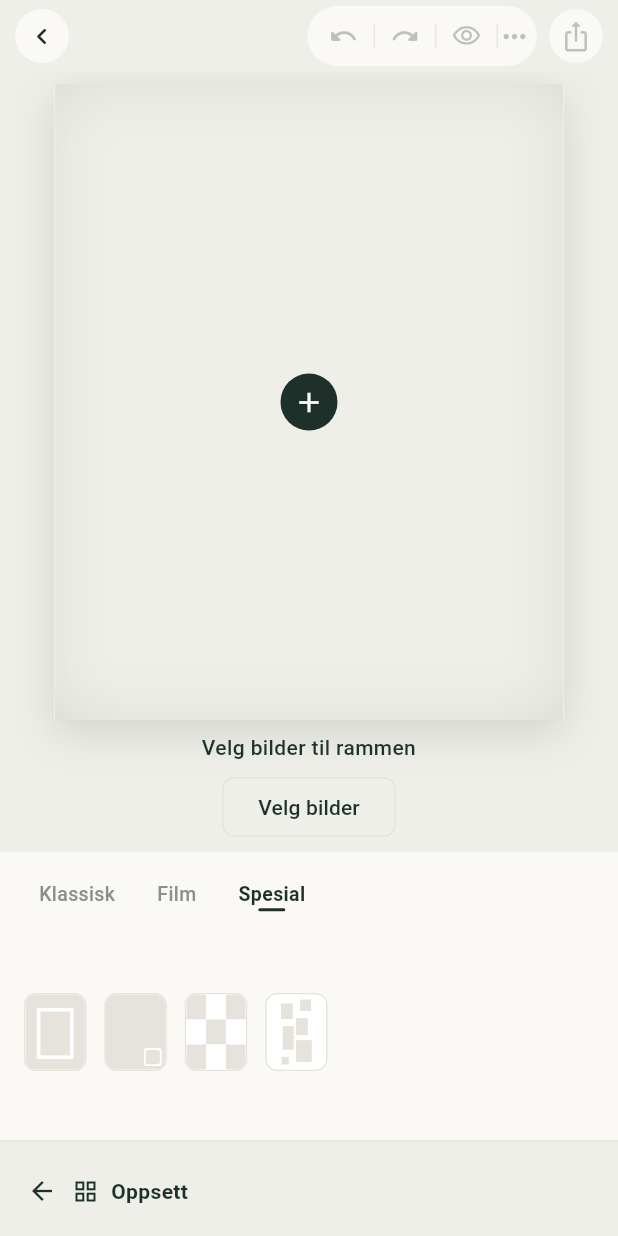
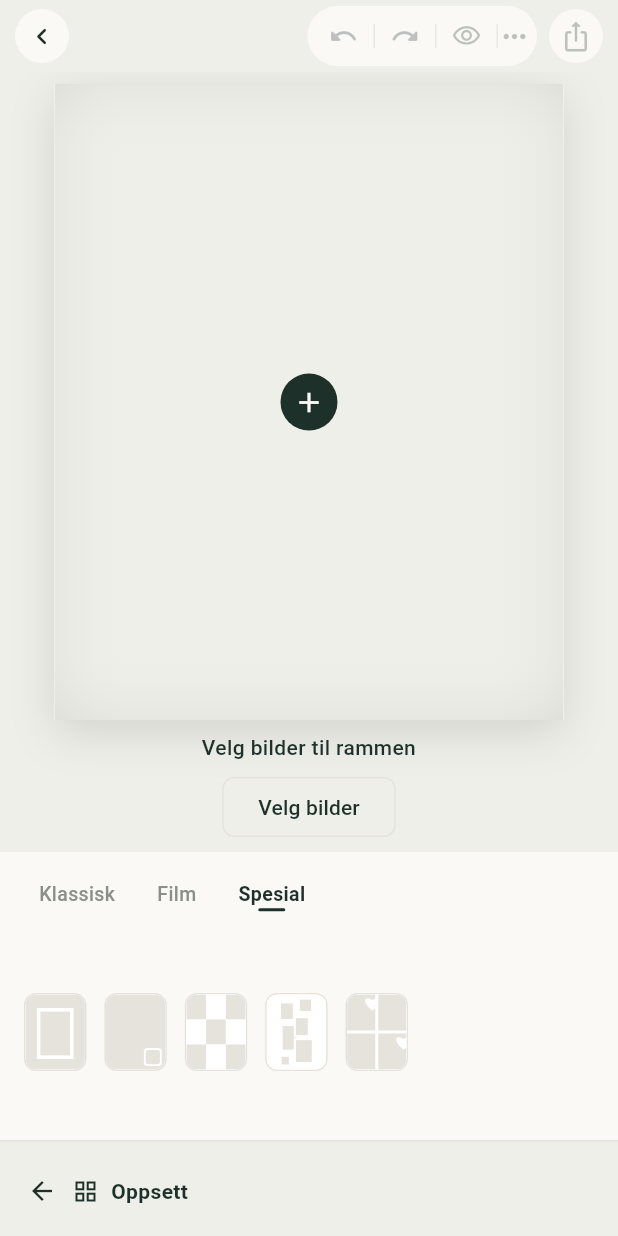
Before and after one commit to hannekj/image_grid, a Flutter app: the LayoutEditorPage screen opened directly with sample values from the repository, after a tap on "Oppsett", after a tap on "Film", after a tap on "Spesial", on a phone screen of 412 x 824 dp. Run offline on Flutter 3.47's test engine with Material 3 defaults, Android fonts, the phone set to English and light mode, and no system bars; our stand-ins replace google_fonts, image_picker, share_plus; missing offline and left inert: gal.

Commit message:
Add Hjerter 2×2 layout with checkerboard corner hearts
- White-gutter portrait grid under Spesial with hearts on alternating cells

Co-authored-by: Cursor <cursoragent@cursor.com>

```diff
--- a/lib/grid_layout.dart
+++ b/lib/grid_layout.dart
@@ -46,19 +46,22 @@ class GridLayout {
 
   bool get isLayerCollage => id == 'layer-collage';
 
+  bool get isHeartGrid => id == 'heart-grid';
+
   bool get isFilmHorizontal => id == 'film-h';
 
   bool get isFilmVertical => id == 'film-v';
 
   bool get isFilmStrip => isFilmHorizontal || isFilmVertical;
 
-  bool get isEdgeToEdgeCanvas => isCheckerGrid || isStripGrid;
+  bool get isEdgeToEdgeCanvas =>
+      isCheckerGrid || isStripGrid || isHeartGrid;
 
   bool get usesCreamCanvas => isDump || isBooth || isFilmStrip || isAlbumGrid;
 
   LayoutGroup get group {
     if (isDump || isBooth || isFilmStrip) return LayoutGroup.film;
-    if (isReaction || isOverlayFrame || isCheckerGrid || isLayerCollage) {
+    if (isReaction || isOverlayFrame || isCheckerGrid || isLayerCollage || isHeartGrid) {
       return LayoutGroup.special;
     }
     return LayoutGroup.classic;
@@ -410,6 +413,14 @@ const gridLayouts = [
       LayoutRow(flex: 1, cells: [1, 1, 1]),
     ],
   ),
+  GridLayout(
+    id: 'heart-grid',
+    label: 'Hjerter',
+    rows: [
+      LayoutRow(flex: 1, cells: [1, 1]),
+      LayoutRow(flex: 1, cells: [1, 1]),
+    ],
+  ),
 ];
 
 GridLayout get defaultGridLayout =>
--- /dev/null
+++ b/lib/heart_grid_layout.dart
@@ -0,0 +1,120 @@
+import 'dart:math' as math;
+
+import 'package:flutter/material.dart';
+
+/// 2×2 portrait grid with white gutters and checkerboard corner hearts.
+class HeartGridLayout {
+  HeartGridLayout._();
+
+  static const slotCount = 4;
+  static const columns = 2;
+  static const rows = 2;
+
+  static const _designWidth = 581.0;
+  static const _designHeight = 1024.0;
+  static const _designMargin = 5.0;
+  static const _designGap = 6.0;
+
+  static double gapForSize(double width, double height) {
+    final scale = math.min(
+      width / _designWidth,
+      height / _designHeight,
+    );
+    return math.max(2.0, _designGap * scale);
+  }
+
+  static double heartInset(double width, double height) {
+    final scale = math.min(
+      width / _designWidth,
+      height / _designHeight,
+    );
+    return math.max(10.0, 18 * scale);
+  }
+
+  static double heartSize(double width, double height) {
+    final scale = math.min(
+      width / _designWidth,
+      height / _designHeight,
+    );
+    return math.max(14.0, 24 * scale);
+  }
+
+  static bool showHeart(int row, int col) => (row + col).isEven;
+}
+
+class HeartGridFrame extends StatelessWidget {
+  const HeartGridFrame({
+    super.key,
+    required this.slots,
+    this.showHearts = true,
+  });
+
+  final List<Widget> slots;
+  final bool showHearts;
+
+  @override
+  Widget build(BuildContext context) {
+    assert(slots.length == HeartGridLayout.slotCount);
+
+    return LayoutBuilder(
+      builder: (context, constraints) {
+        final width = constraints.maxWidth;
+        final height = constraints.maxHeight;
+        final gap = HeartGridLayout.gapForSize(width, height);
+        final inset = HeartGridLayout.heartInset(width, height);
+        final heartSize = HeartGridLayout.heartSize(width, height);
+
+        Widget cell(int index, int row, int col) {
+          final slot = Stack(
+            fit: StackFit.expand,
+            clipBehavior: Clip.hardEdge,
+            children: [
+              slots[index],
+              if (showHearts && HeartGridLayout.showHeart(row, col))
+                Positioned(
+                  left: inset,
+                  bottom: inset,
+                  child: IgnorePointer(
+                    child: Icon(
+                      Icons.favorite,
+                      size: heartSize,
+                      color: Colors.white,
+                    ),
+                  ),
+                ),
+            ],
+          );
+
+          return ClipRect(child: slot);
+        }
+
+        return ColoredBox(
+          color: Colors.white,
+          child: Column(
+            children: [
+              for (var row = 0; row < HeartGridLayout.rows; row++) ...[
+                if (row > 0) SizedBox(height: gap),
+                Expanded(
+                  child: Row(
+                    children: [
+                      for (var col = 0; col < HeartGridLayout.columns; col++) ...[
+                        if (col > 0) SizedBox(width: gap),
+                        Expanded(
+                          child: cell(
+                            row * HeartGridLayout.columns + col,
+                            row,
+                            col,
+                          ),
+                        ),
+                      ],
+                    ],
+                  ),
+                ),
+              ],
+            ],
+          ),
+        );
+      },
+    );
+  }
+}
--- a/lib/layout_outline_painter.dart
+++ b/lib/layout_outline_painter.dart
@@ -5,6 +5,7 @@ import 'package:flutter/material.dart';
 import 'app_theme.dart';
 import 'checker_grid_layout.dart';
 import 'grid_layout.dart';
+import 'heart_grid_layout.dart';
 import 'layer_collage_layout.dart';
 import 'stagger_grid_layout.dart';
 import 'strip_grid_layout.dart';
@@ -68,6 +69,11 @@ class LayoutOutlinePainter extends CustomPainter {
 
     if (layout.isLayerCollage) {
       _paintLayerCollage(canvas, size);
+      return;
+    }
+
+    if (layout.isHeartGrid) {
+      _paintHeartGrid(canvas, size);
       return;
     }
 
@@ -445,6 +451,64 @@ class LayoutOutlinePainter extends CustomPainter {
     }
   }
 
+  void _paintHeartGrid(Canvas canvas, Size size) {
+    canvas.drawRect(Offset.zero & size, Paint()..color = Colors.white);
+
+    final cellPaint = Paint()..color = cellColor;
+    const columns = HeartGridLayout.columns;
+    const rows = HeartGridLayout.rows;
+    final gap = HeartGridLayout.gapForSize(size.width, size.height);
+    final inset = HeartGridLayout.heartInset(size.width, size.height);
+    final heartSize = HeartGridLayout.heartSize(size.width, size.height);
+
+    final cellWidth = (size.width - gap * (columns - 1)) / columns;
+    final cellHeight = (size.height - gap * (rows - 1)) / rows;
+
+    for (var row = 0; row < rows; row++) {
+      for (var col = 0; col < columns; col++) {
+        final left = col * (cellWidth + gap);
+        final top = row * (cellHeight + gap);
+        canvas.drawRect(
+          Rect.fromLTWH(left, top, cellWidth, cellHeight),
+          cellPaint,
+        );
+
+        if (!HeartGridLayout.showHeart(row, col)) continue;
+
+        final heartCenter = Offset(
+          left + inset + heartSize / 2,
+          top + cellHeight - inset - heartSize / 2,
+        );
+        _paintHeartIcon(canvas, heartCenter, heartSize);
+      }
+    }
+  }
+
+  void _paintHeartIcon(Canvas canvas, Offset center, double size) {
+    final path = Path();
+    final w = size * 0.92;
+    final h = size * 0.84;
+    path.moveTo(center.dx, center.dy + h * 0.32);
+    path.cubicTo(
+      center.dx - w * 0.52,
+      center.dy - h * 0.08,
+      center.dx - w * 0.52,
+      center.dy - h * 0.62,
+      center.dx,
+      center.dy - h * 0.28,
+    );
+    path.cubicTo(
+      center.dx + w * 0.52,
+      center.dy - h * 0.62,
+      center.dx + w * 0.52,
+      center.dy - h * 0.08,
+      center.dx,
+      center.dy + h * 0.32,
+    );
+    path.close();
+    canvas.drawPath(path, Paint()..color = Colors.white);
+  }
+
   void _paintCheckerGrid(Canvas canvas, Size size) {
     canvas.drawRect(Offset.zero & size, Paint()..color = Colors.white);
 
```
Also changed, not shown: lib/carousel_page.dart (+12 -0 lines), lib/layout_editor_page.dart (+11 -0 lines).
